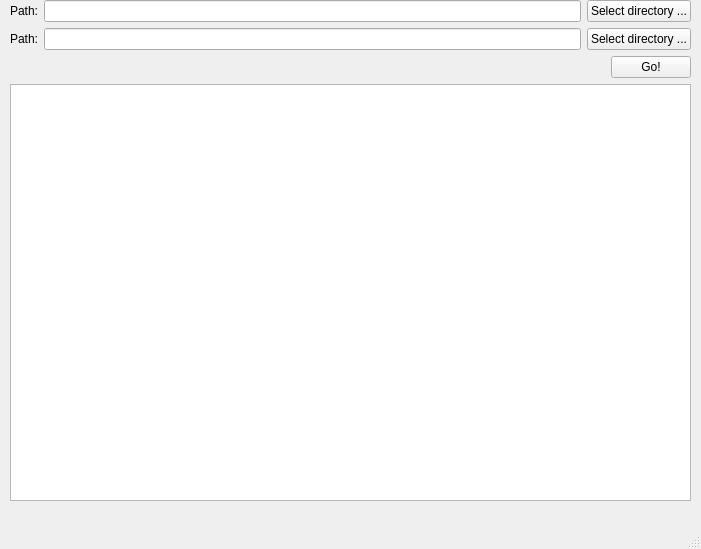
The window that UI/GUI/mainwindow.ui (IvanAlekseevich28/DuplChecker) describes before a commit, drawn with Qt 5.
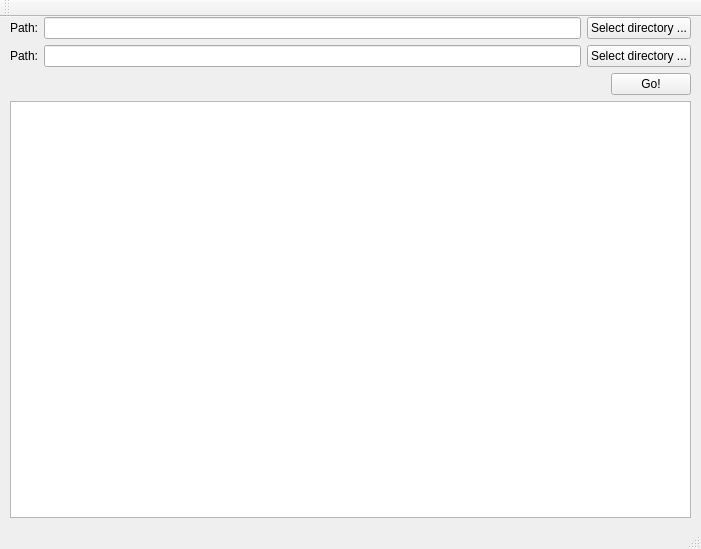
The same window after the commit.

The edit to the form file:
```diff
--- a/UI/GUI/mainwindow.ui
+++ b/UI/GUI/mainwindow.ui
@@ -14,7 +14,7 @@
    <string>MainWindow</string>
   </property>
   <widget class="QWidget" name="centralwidget">
-   <widget class="QWidget" name="">
+   <widget class="QWidget" name="layoutWidget">
     <property name="geometry">
      <rect>
       <x>10</x>
@@ -110,6 +110,17 @@
    </property>
   </widget>
   <widget class="QStatusBar" name="statusbar"/>
+  <widget class="QToolBar" name="toolBar">
+   <property name="windowTitle">
+    <string>toolBar</string>
+   </property>
+   <attribute name="toolBarArea">
+    <enum>TopToolBarArea</enum>
+   </attribute>
+   <attribute name="toolBarBreak">
+    <bool>false</bool>
+   </attribute>
+  </widget>
  </widget>
  <resources/>
  <connections/>
```
